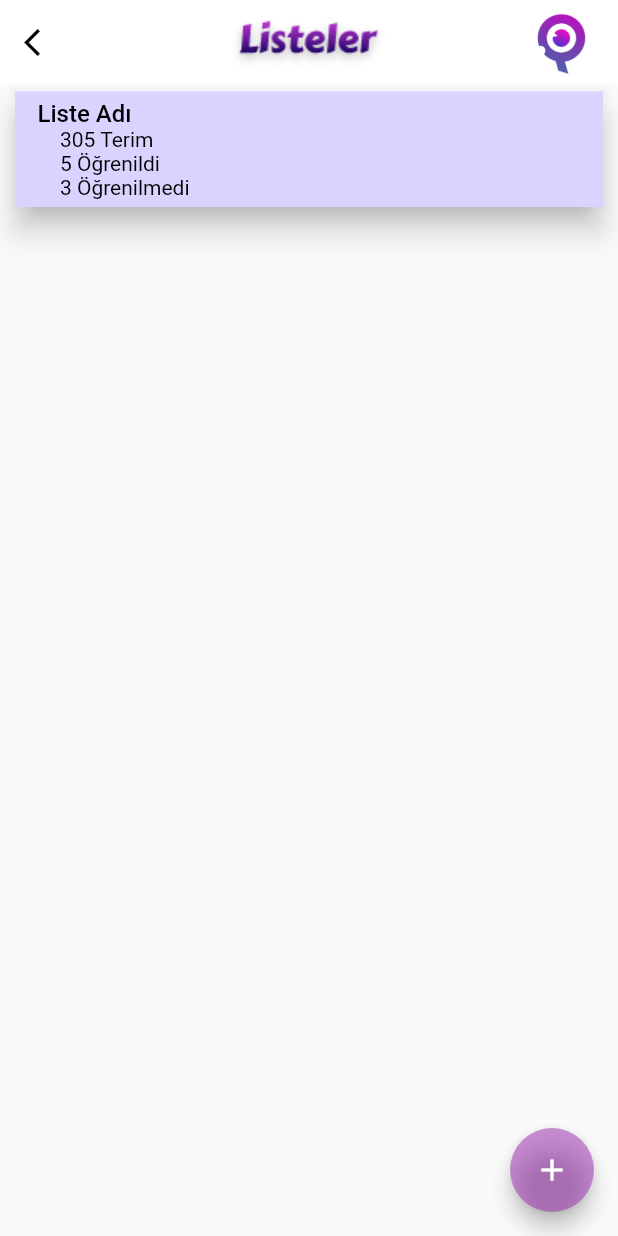
After one commit to furknataman/english, a Flutter app: the screen it shows after launch, after a tap on "LİSTERİM", on a phone screen of 412 x 824 dp. The commit adds this screen. Run offline on Flutter 3.47's test engine with Material 2 defaults, Android fonts, the phone set to English and light mode, and no system bars; our stand-ins replace font_awesome_flutter.

Commit message:
listPage 1

```diff
--- /dev/null
+++ b/lib/pages/list.dart
@@ -0,0 +1,117 @@
+import 'package:flutter/cupertino.dart';
+import 'package:flutter/src/foundation/key.dart';
+import 'package:flutter/material.dart';
+import 'package:flutter/src/widgets/framework.dart';
+
+class ListPage extends StatefulWidget {
+  const ListPage({Key? key}) : super(key: key);
+
+  @override
+  State<ListPage> createState() => _ListPageState();
+}
+
+class _ListPageState extends State<ListPage> {
+  @override
+  Widget build(BuildContext context) {
+    return Scaffold(
+      appBar: AppBar(
+        automaticallyImplyLeading: false,
+        backgroundColor: Colors.white,
+        elevation: 0,
+        title: Row(mainAxisAlignment: MainAxisAlignment.spaceBetween, children: [
+          Container(
+            alignment: Alignment.centerLeft,
+            width: MediaQuery.of(context).size.width * 0.2,
+            child: InkWell(
+                onTap: () {},
+                child: Icon(
+                  Icons.arrow_back_ios,
+                  color: Colors.black,
+                  size: 22,
+                )),
+          ),
+          Container(
+              width: MediaQuery.of(context).size.width * 0.5,
+              child: Image.asset("assets/images/lists.png")),
+          Container(
+            alignment: Alignment.centerRight,
+            width: MediaQuery.of(context).size.width * 0.2,
+            child: Image.asset(
+              "assets/images/logo.png",
+              height: 45,
+              width: 45,
+            ),
+          )
+        ]),
+      ),
+      floatingActionButton: FloatingActionButton(
+        onPressed: () {},
+        child: const Icon(Icons.add),
+        backgroundColor: Colors.purple.withOpacity(0.5),
+      ),
+      body: SafeArea(
+        child: Column(children: [
+          Center(
+            child: Container(
+              width: double.infinity,
+              child: Card(
+                color: Color(0xffDCD2FF),
+                elevation: 8,
+                shape: RoundedRectangleBorder(borderRadius: BorderRadius.circular(0)),
+                margin: const EdgeInsets.only(left: 10, right: 10, top: 5, bottom: 5),
+                child: Column(
+                  mainAxisAlignment: MainAxisAlignment.spaceAround,
+                  crossAxisAlignment: CrossAxisAlignment.start,
+                  children: [
+                    Container(
+                      margin: EdgeInsets.only(left: 15, top: 5),
+                      child: Text(
+                        "Liste Adı",
+                        style: TextStyle(
+                            color: Colors.black, fontSize: 16, fontFamily: "RobotoMedium"),
+                      ),
+                    ),
+                    Container(
+                      margin: EdgeInsets.only(
+                        left: 30,
+                      ),
+                      child: Text(
+                        "305 Terim",
+                        style: TextStyle(
+                            color: Colors.black,
+                            fontSize: 14,
+                            fontFamily: "RobotoRegular"),
+                      ),
+                    ),
+                    Container(
+                      margin: EdgeInsets.only(
+                        left: 30,
+                      ),
+                      child: Text(
+                        "5 Öğrenildi",
+                        style: TextStyle(
+                            color: Colors.black,
+                            fontSize: 14,
+                            fontFamily: "RobotoRegular"),
+                      ),
+                    ),
+                    Container(
+                      margin: EdgeInsets.only(left: 30, bottom: 5),
+                      child: Text(
+                        "3 Öğrenilmedi",
+                        style: TextStyle(
+                            color: Colors.black,
+                            fontSize: 14,
+                            fontFamily: "RobotoRegular"),
+                      ),
+                    )
+                  ],
+                ),
+              ),
+            ),
+          )
+        ]),
+      ),
+    );
+  }
+}
--- a/lib/pages/main.dart
+++ b/lib/pages/main.dart
@@ -1,3 +1,4 @@
+import 'package:english/pages/list.dart';
 import 'package:flutter/material.dart';
 import 'package:font_awesome_flutter/font_awesome_flutter.dart';
 
@@ -64,7 +65,12 @@ class _MainPageState extends State<MainPage> {
                 SizedBox(
                   height: 25,
                 ),
-                Container(
+                InkWell(
+                  onTap: (() {
+                    Navigator.push(context,
+                        MaterialPageRoute(builder: (context) => const ListPage()));
+                  }),
+                  child: Container(
                     margin: EdgeInsets.only(bottom: 20),
                     alignment: Alignment.center,
                     height: 55,
@@ -83,6 +89,7 @@ class _MainPageState extends State<MainPage> {
                     child: Text("LİSTERİM",
                         style: TextStyle(
                             fontSize: 28, fontFamily: "Carter", color: Colors.white)),
+                  ),
                 ),
                 SizedBox(
                   width: MediaQuery.of(context).size.width * 0.8,
@@ -152,10 +159,10 @@ class _MainPageState extends State<MainPage> {
         contentPadding: EdgeInsets.all(0),
         title: Text(
           text!,
-          style: TextStyle(fontFamily: "Carter", fontSize: 15),
+          style: TextStyle(fontFamily: "Carter", fontSize: 19),
         ),
         leading: Radio<Lang>(
-            value: Lang.tr,
+            value: value!,
             groupValue: _chooeseLang,
             onChanged: (Lang? value) {
               setState(() {
--- a/pubspec.yaml
+++ b/pubspec.yaml
@@ -78,6 +78,12 @@ flutter:
     - family: Luck
       fonts:
         - asset: assets/fonts/luck.ttf
+    - family: RobotoMedium
+      fonts:
+        - asset: assets/fonts/robotomedium.ttf
+    - family: RobotoRegular
+      fonts:
+        - asset: assets/fonts/robotoregular.ttf
   #       - asset: fonts/Schyler-Italic.ttf
   #         style: italic
   #   - family: Trajan Pro
```
Also changed, not shown: 1 other file. Lines whose indentation alone changed are shown as unchanged.
